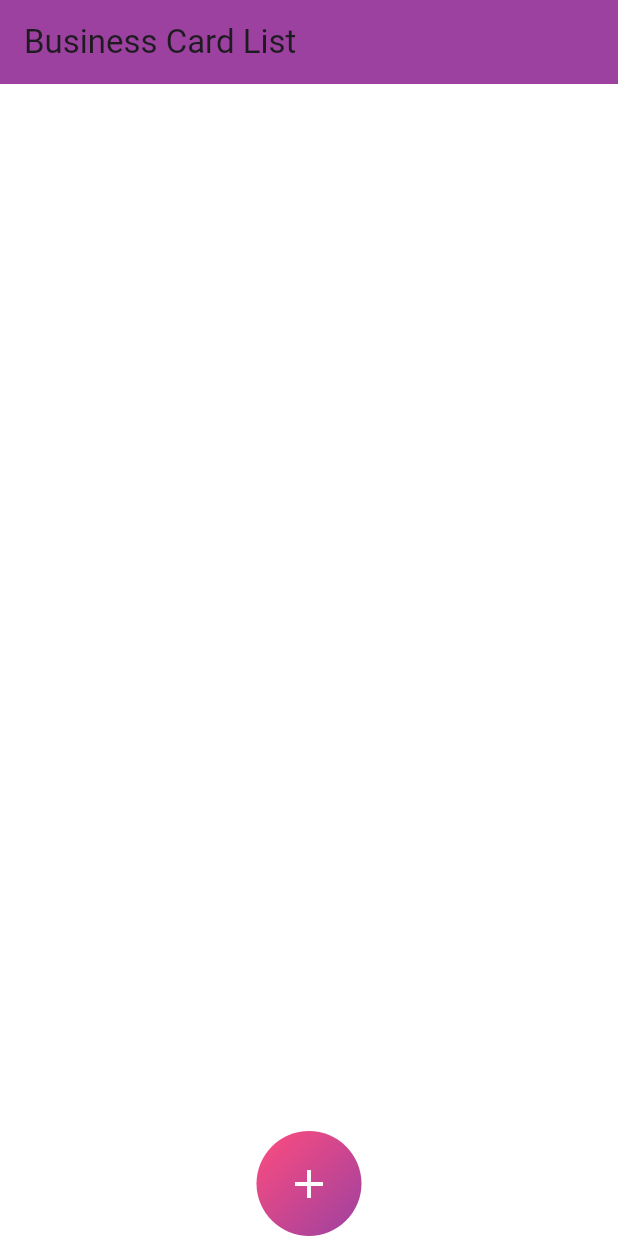
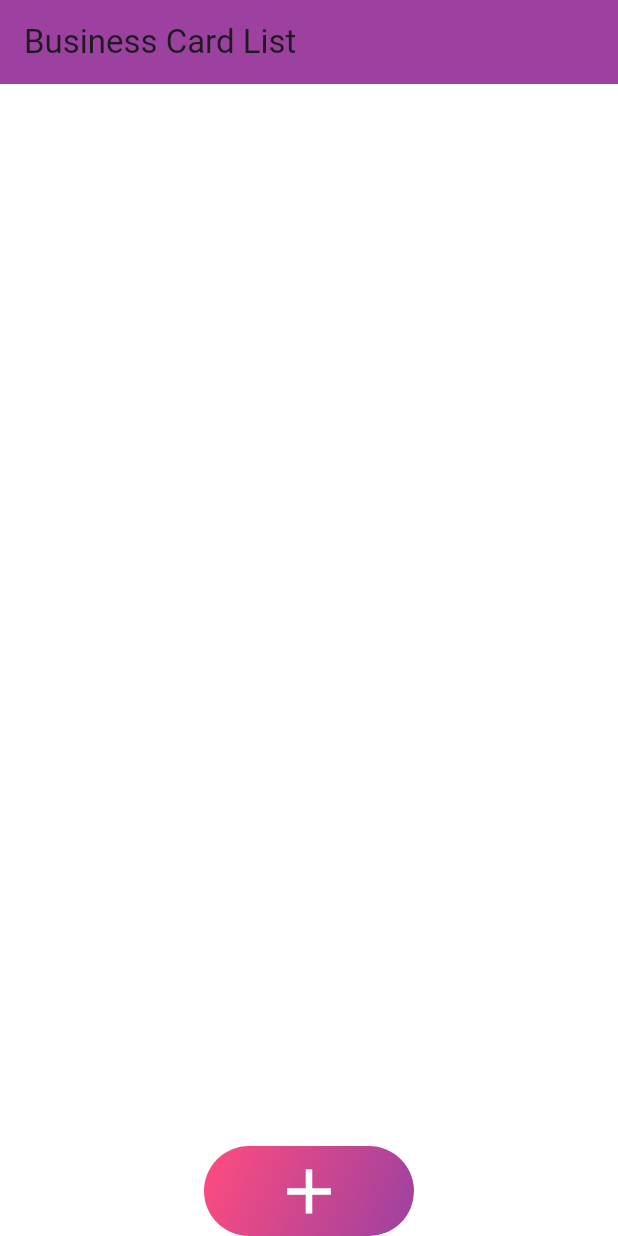
Before and after one commit to aitack/cardify, a Flutter app: the screen it shows after launch, on a phone screen of 412 x 824 dp. Run offline on Flutter 3.47's test engine with Material 3 defaults, Android fonts, the phone set to English and light mode, and no system bars; our stand-ins replace font_awesome_flutter, qr_flutter.

Commit message:
Modify Add button design

```diff
--- a/lib/screens/card_list_screen.dart
+++ b/lib/screens/card_list_screen.dart
@@ -57,16 +57,16 @@ class CardListScreenState extends State<CardListScreen> {
         ),
       ),
       floatingActionButton: Container(
-        width: 70,
-        height: 70,
+        width: 140,
+        height: 60,
         decoration: BoxDecoration(
-          shape: BoxShape.circle,
-          gradient: LinearGradient(
-            colors: [Color(0xFFFF4C7E), Color(0xFF9C41A0)],
-            begin: Alignment.topLeft,
-            end: Alignment.bottomRight,
-          ),
-        ),
+            // shape: BoxShape.circle,
+            gradient: LinearGradient(
+              colors: [Color(0xFFFF4C7E), Color(0xFF9C41A0)],
+              begin: Alignment.topLeft,
+              end: Alignment.bottomRight,
+            ),
+            borderRadius: BorderRadius.circular(50)),
         child: FloatingActionButton(
           onPressed: () {
             Navigator.pushNamed(context, '/create-card').then((newCard) {
@@ -77,7 +77,7 @@ class CardListScreenState extends State<CardListScreen> {
           },
           backgroundColor: Colors.transparent,
           elevation: 0,
-          child: Icon(Icons.add, color: Colors.white, size: 32),
+          child: Icon(Icons.add, color: Colors.white, size: 50),
         ),
       ),
       floatingActionButtonLocation: FloatingActionButtonLocation.centerDocked,
```
